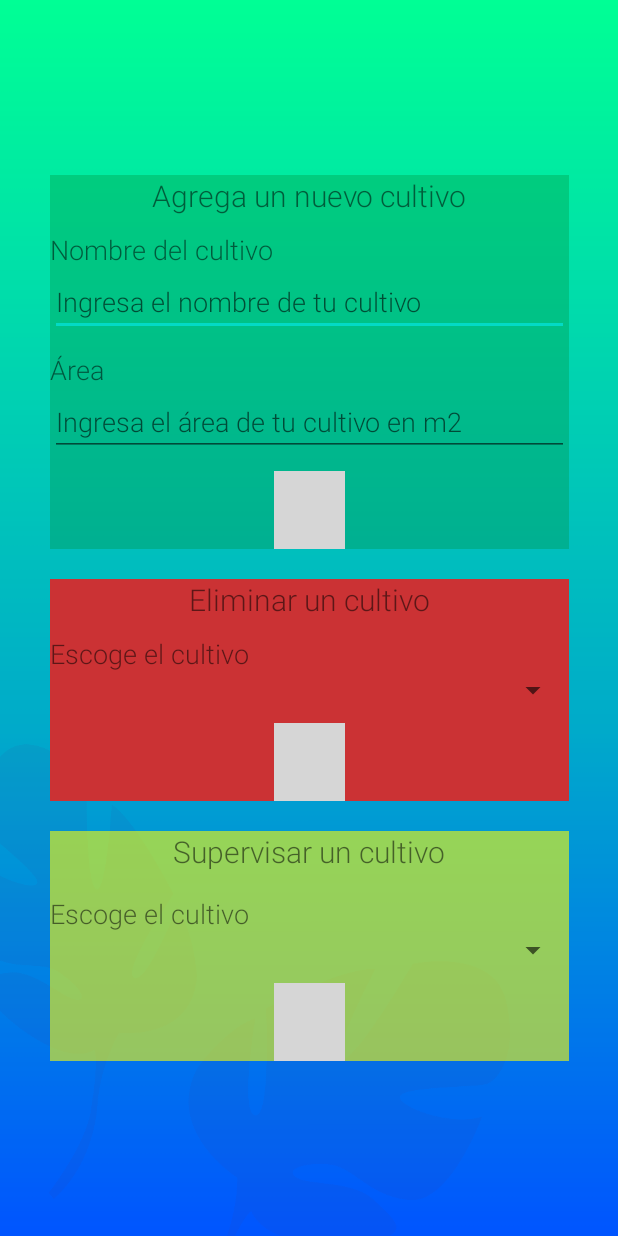
After one commit to lfcobom/NPKAdvisorV2, an Android app: the ScreenCrops screen opened directly, with no data from a screen before it, on a phone screen of 412 x 824 dp. The commit adds this screen. Run offline under Robolectric (Android 15) with nearby library versions, the phone set to English and light mode, and no system bars; grey boxes are pictures that could not be loaded.

```diff
--- a/app/src/main/AndroidManifest.xml
+++ b/app/src/main/AndroidManifest.xml
@@ -11,7 +11,8 @@
         android:roundIcon="@mipmap/ic_launcher_round"
         android:supportsRtl="true"
         android:theme="@style/Theme.NPKAdvisorV2">
-        <activity android:name=".Charts"></activity>
+        <activity android:name=".ScreenCrops"></activity>
+        <activity android:name=".Charts" />
         <activity android:name=".MainMenu" />
         <activity android:name=".MainActivity" />
         <activity android:name=".SignUpActivity" />
--- a/app/src/main/java/com/example/npkadvisorv2/ApiClient.java
+++ b/app/src/main/java/com/example/npkadvisorv2/ApiClient.java
@@ -11,7 +11,7 @@ public class ApiClient {
         httpLoggingInterceptor.setLevel(HttpLoggingInterceptor.Level.BODY);
         OkHttpClient okHttpClient = new OkHttpClient.Builder().addInterceptor(httpLoggingInterceptor).build();
         Retrofit retrofit = new Retrofit.Builder()
-                .baseUrl("http://99f744fc5708.ngrok.io/API/persona/")
+                .baseUrl("http://5dd83c931bef.ngrok.io/API/")
                 .addConverterFactory(GsonConverterFactory.create())
                 .client(okHttpClient)
                 .build();
--- a/app/src/main/java/com/example/npkadvisorv2/MainActivity.java
+++ b/app/src/main/java/com/example/npkadvisorv2/MainActivity.java
@@ -82,7 +82,7 @@ public class MainActivity extends Activity {
 
                 @Override
                 public void onFailure(Call<UserResponse> call, Throwable t) {
-                    Toast.makeText(MainActivity.this, "Rquest Failed", Toast.LENGTH_LONG).show();
+                    Toast.makeText(MainActivity.this, "Request Failed", Toast.LENGTH_LONG).show();
 
                 }
             });
--- /dev/null
+++ b/app/src/main/java/com/example/npkadvisorv2/ScreenCrops.java
@@ -0,0 +1,71 @@
+package com.example.npkadvisorv2;
+
+import androidx.appcompat.app.AppCompatActivity;
+
+import android.app.Activity;
+import android.content.Intent;
+import android.os.Bundle;
+import android.view.View;
+import android.widget.EditText;
+import android.widget.ImageView;
+import android.widget.Spinner;
+import android.widget.Toast;
+
+import retrofit2.Call;
+import retrofit2.Callback;
+import retrofit2.Response;
+
+public class ScreenCrops extends Activity {
+    EditText cropname;
+    EditText croparea;
+    ImageView btn_add;
+    ImageView bnt_delete;
+    ImageView bnt_ver;
+    Spinner crops;
+    Spinner crops2;
+
+    @Override
+    protected void onCreate(Bundle savedInstanceState) {
+        super.onCreate(savedInstanceState);
+        setContentView(R.layout.activity_screen_crops);
+        cropname = findViewById(R.id.cropname);
+        croparea = findViewById(R.id.croparea);
+        btn_add = findViewById(R.id.btn_cropadd);
+        bnt_delete = findViewById(R.id.btn_cropdelete);
+        bnt_ver = findViewById(R.id.btn_supervisar);
+        crops = findViewById(R.id.spinnerDelete);
+        crops2 = findViewById(R.id.spinnerver);
+
+        btn_add.setOnClickListener(new View.OnClickListener() {
+            @Override
+            public void onClick(View v) {
+                saveCrop(createRequest());
+            }
+
+            public CropRequest createRequest() {
+                CropRequest cropRequest = new CropRequest();
+                cropRequest.setCNombre(cropname.getText().toString());
+                cropRequest.setCArea(Float.valueOf(croparea.getText().toString()));
+                return cropRequest;
+            }
+
+            public void saveCrop(CropRequest cropRequest) {
+                Call<CropResponse> cropResponseCall = ApiClient.getUserService().saveCrop(cropRequest);
+                cropResponseCall.enqueue(new Callback<CropResponse>() {
+                    @Override
+                    public void onResponse(Call<CropResponse> call, Response<CropResponse> response) {
+                        if (response.isSuccessful()) {
+                            Toast.makeText(ScreenCrops.this, "Registro exitoso", Toast.LENGTH_LONG).show();
+
+                        }
+                    }
+
+                    @Override
+                    public void onFailure(Call<CropResponse> call, Throwable t) {
+                        Toast.makeText(ScreenCrops.this, "Verifique su conexión a internet", Toast.LENGTH_LONG).show();
+                    }
+                });
+            }
+        });
+    }
+}
--- a/app/src/main/res/layout/activity_main_menu.xml
+++ b/app/src/main/res/layout/activity_main_menu.xml
@@ -55,7 +55,7 @@
                         android:layout_height="wrap_content"
                         android:layout_weight="1"
                         android:text="USERNAME"
-                        android:textSize="20dp" />
+                        android:textSize="20dp"/>
                 </LinearLayout>
 
             </LinearLayout>
--- /dev/null
+++ b/app/src/main/res/layout/activity_screen_crops.xml
@@ -0,0 +1,174 @@
+<?xml version="1.0" encoding="utf-8"?>
+<androidx.constraintlayout.widget.ConstraintLayout xmlns:android="http://schemas.android.com/apk/res/android"
+    xmlns:app="http://schemas.android.com/apk/res-auto"
+    xmlns:tools="http://schemas.android.com/tools"
+    android:layout_width="match_parent"
+    android:layout_height="match_parent"
+    tools:context=".ScreenCrops">
+
+    <ImageView
+        android:id="@+id/imageView2"
+        android:layout_width="wrap_content"
+        android:layout_height="wrap_content"
+        app:layout_constraintEnd_toEndOf="parent"
+        app:layout_constraintTop_toTopOf="parent"
+        android:background="@drawable/fondogeneral" />
+
+    <LinearLayout
+        android:layout_width="346dp"
+        android:layout_height="wrap_content"
+        android:gravity="center_horizontal"
+        android:orientation="vertical"
+
+        app:layout_constraintBottom_toBottomOf="@+id/imageView2"
+        app:layout_constraintEnd_toEndOf="@+id/imageView2"
+        app:layout_constraintStart_toStartOf="parent"
+        app:layout_constraintTop_toTopOf="parent">
+
+        <LinearLayout
+            android:layout_width="match_parent"
+            android:layout_height="match_parent"
+            android:background="#55008F39"
+            android:layout_marginBottom="10dp"
+            android:orientation="vertical">
+
+            <TextView
+                android:id="@+id/textView2"
+                android:layout_width="match_parent"
+                android:layout_height="wrap_content"
+                android:fontFamily="sans-serif-light"
+                android:gravity="center_horizontal"
+                android:text="Agrega un nuevo cultivo"
+                android:textAlignment="center"
+                android:textSize="20dp" />
+
+            <TextView
+                android:id="@+id/textView5"
+                android:layout_width="wrap_content"
+                android:layout_height="wrap_content"
+                android:layout_marginTop="10dp"
+                android:fontFamily="sans-serif-light"
+                android:text="Nombre del cultivo"
+                android:textSize="18sp" />
+
+            <EditText
+                android:id="@+id/cropname"
+                android:layout_width="match_parent"
+                android:layout_height="wrap_content"
+                android:fontFamily="sans-serif-light"
+                android:hint="Ingresa el nombre de tu cultivo"
+                android:inputType="textPersonName"
+                android:textSize="18sp" />
+
+            <TextView
+                android:id="@+id/textView8"
+                android:layout_width="match_parent"
+                android:layout_height="wrap_content"
+                android:layout_marginTop="10dp"
+                android:fontFamily="sans-serif-light"
+                android:text="Área"
+                android:textSize="18sp" />
+
+            <EditText
+                android:id="@+id/croparea"
+                android:layout_width="match_parent"
+                android:layout_height="wrap_content"
+                android:ems="10"
+                android:fontFamily="sans-serif-light"
+                android:hint="Ingresa el área de tu cultivo en m2"
+                android:inputType="textPersonName"
+                android:textSize="18sp" />
+
+            <ImageView
+                android:id="@+id/btn_cropadd"
+                android:layout_width="47dp"
+                android:layout_height="52dp"
+                android:layout_gravity="center"
+                android:layout_marginTop="10dp"
+                android:background="@drawable/inicio" />
+        </LinearLayout>
+
+        <LinearLayout
+            android:layout_width="match_parent"
+            android:layout_height="match_parent"
+            android:background="#CB3234"
+            android:layout_marginTop="10dp"
+            android:layout_marginBottom="10dp"
+            android:orientation="vertical">
+
+            <TextView
+                android:id="@+id/textView11"
+                android:layout_width="match_parent"
+                android:layout_height="wrap_content"
+                android:fontFamily="sans-serif-light"
+                android:gravity="center_horizontal"
+                android:text="Eliminar un cultivo"
+                android:textAlignment="center"
+                android:textSize="20sp" />
+
+            <TextView
+                android:id="@+id/textView9"
+                android:layout_width="match_parent"
+                android:layout_height="wrap_content"
+                android:layout_marginTop="10dp"
+                android:fontFamily="sans-serif-light"
+                android:text="Escoge el cultivo"
+                android:textSize="18sp" />
+
+            <Spinner
+                android:id="@+id/spinnerDelete"
+                android:layout_width="match_parent"
+                android:layout_height="wrap_content" />
+
+            <ImageView
+                android:id="@+id/btn_cropdelete"
+                android:layout_width="47dp"
+                android:layout_height="52dp"
+                android:layout_gravity="center"
+                android:layout_marginTop="10dp"
+                android:background="@drawable/inicio" />
+
+        </LinearLayout>
+
+        <LinearLayout
+            android:layout_width="match_parent"
+            android:layout_height="match_parent"
+            android:background="#96FFFF00"
+            android:layout_marginTop="10dp"
+            android:orientation="vertical">
+
+            <TextView
+                android:id="@+id/textView12"
+                android:layout_width="match_parent"
+                android:layout_height="wrap_content"
+                android:fontFamily="sans-serif-light"
+                android:gravity="center_horizontal"
+                android:text="Supervisar un cultivo"
+                android:textAlignment="center"
+                android:textSize="20dp" />
+
+            <TextView
+                android:id="@+id/textView13"
+                android:layout_width="match_parent"
+                android:layout_height="wrap_content"
+                android:layout_marginTop="15dp"
+                android:fontFamily="sans-serif-light"
+                android:text="Escoge el cultivo"
+                android:textSize="18sp" />
+
+            <Spinner
+                android:id="@+id/spinnerver"
+                android:layout_width="match_parent"
+                android:layout_height="wrap_content" />
+
+            <ImageView
+                android:id="@+id/btn_supervisar"
+                android:layout_width="47dp"
+                android:layout_height="52dp"
+                android:layout_gravity="center"
+                android:layout_marginTop="10dp"
+                android:background="@drawable/inicio" />
+        </LinearLayout>
+
+    </LinearLayout>
+</androidx.constraintlayout.widget.ConstraintLayout>
```
Also changed, not shown: app/src/main/java/com/example/npkadvisorv2/CropRequest.java (added, +25 -0 lines), app/src/main/java/com/example/npkadvisorv2/CropResponse.java (added, +23 -0 lines), app/src/main/java/com/example/npkadvisorv2/MainMenu.java (+25 -0 lines), app/src/main/java/com/example/npkadvisorv2/UserService.java (+6 -2 lines), 4 other files.
